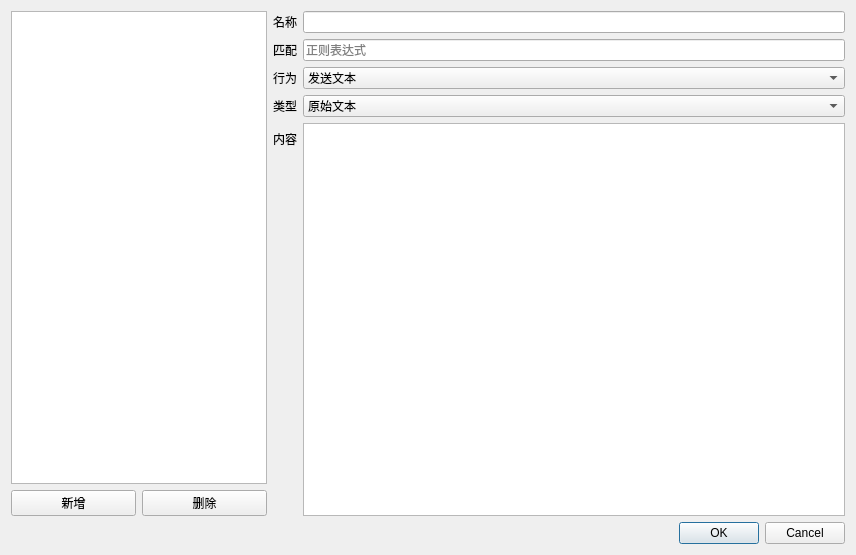
lbhzy/hterm, file hterm/ui/trigger.ui: the form before one commit.
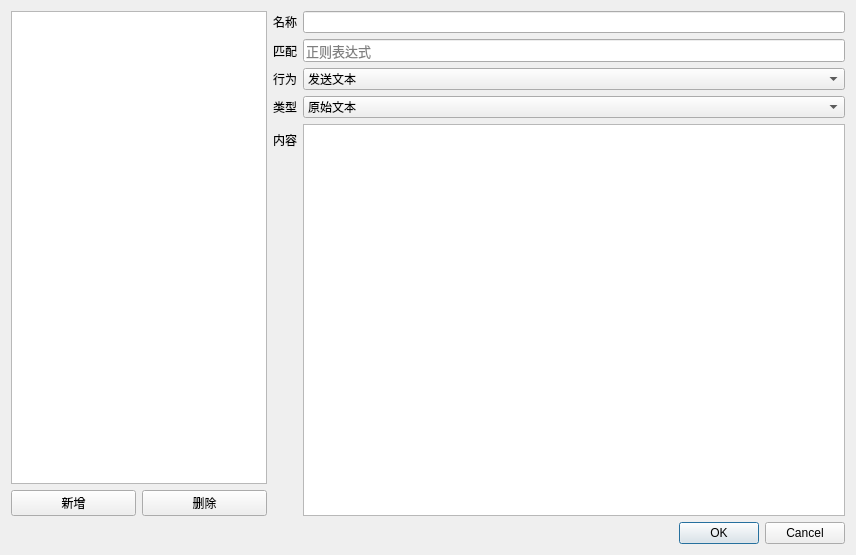
The form after the commit.

Commit message: 设置quick和trigger中的文本框不自动换行

```diff
--- a/hterm/ui/trigger.ui
+++ b/hterm/ui/trigger.ui
@@ -69,6 +69,12 @@
        </item>
        <item row="1" column="1">
         <widget class="QLineEdit" name="pattern_edit">
+         <property name="font">
+          <font>
+           <family>Consolas</family>
+           <pointsize>10</pointsize>
+          </font>
+         </property>
          <property name="placeholderText">
           <string>正则表达式</string>
          </property>
@@ -98,7 +104,17 @@
         </widget>
        </item>
        <item row="4" column="1">
-        <widget class="QTextEdit" name="textEdit"/>
+        <widget class="QTextEdit" name="textEdit">
+         <property name="font">
+          <font>
+           <family>Consolas</family>
+           <pointsize>11</pointsize>
+          </font>
+         </property>
+         <property name="lineWrapMode">
+          <enum>QTextEdit::LineWrapMode::NoWrap</enum>
+         </property>
+        </widget>
        </item>
        <item row="3" column="0">
         <widget class="QLabel" name="label_4">
```
The commit also changes 4 other files.
